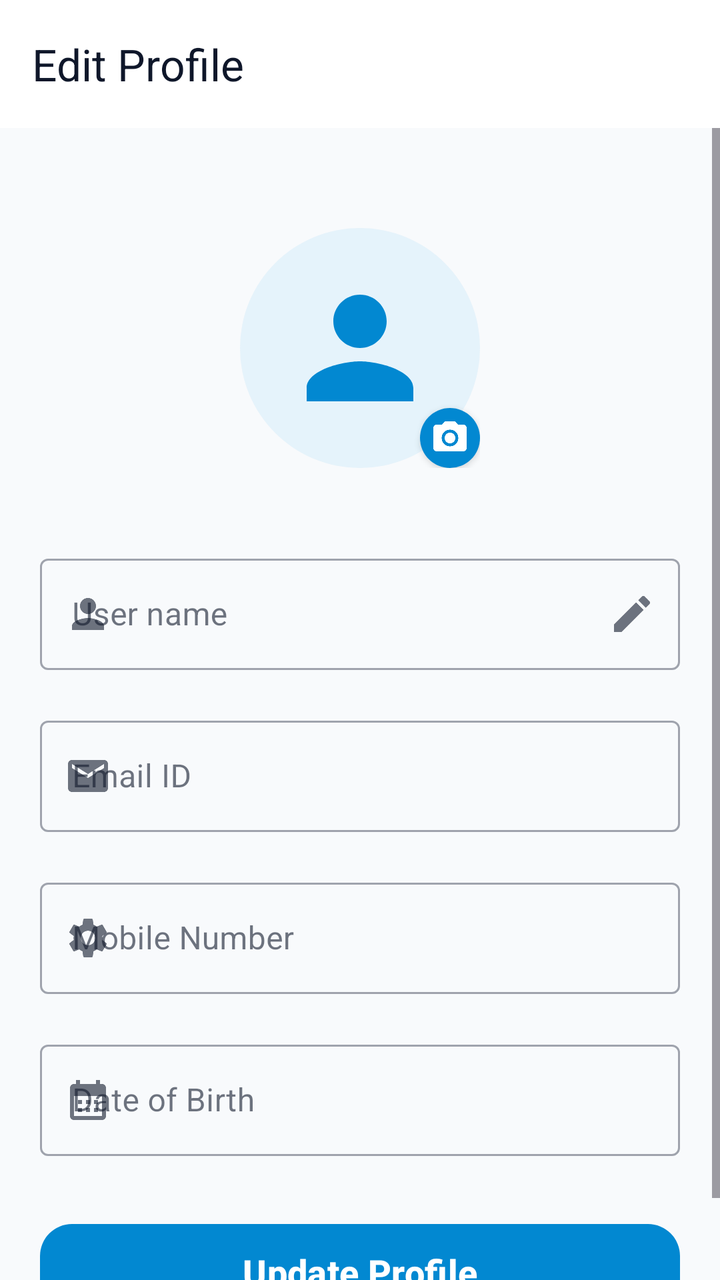
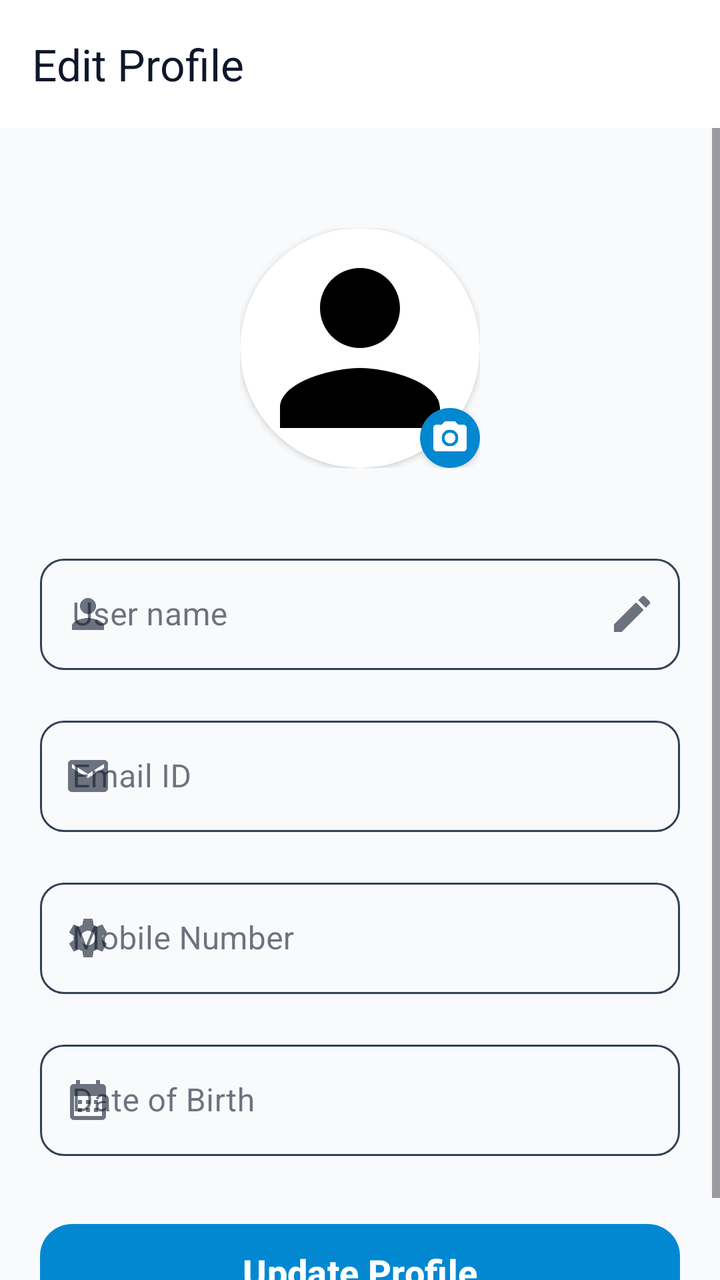

An Android layout rendered at two revisions. The XML below is the earlier revision; the diff shows what the commit changed to produce the second picture.
<!-- AndroidManifest.xml: application theme Theme.TestMaster -->
<!-- res/layout/activity_edit_profile.xml -->
<?xml version="1.0" encoding="utf-8"?>
<LinearLayout xmlns:android="http://schemas.android.com/apk/res/android"
    xmlns:tools="http://schemas.android.com/tools"
    android:layout_width="match_parent"
    android:layout_height="match_parent"
    xmlns:app="http://schemas.android.com/apk/res-auto"
    tools:context=".activities.EditProfileActivity"
    android:background="@drawable/statusbar_background"
    android:fitsSystemWindows="true"
    android:orientation="vertical">
    <androidx.appcompat.widget.Toolbar
        android:id="@+id/toolbar"
        android:layout_width="match_parent"
        android:layout_height="wrap_content"
        android:background="@color/primary"
        app:title="Edit Profile"
        app:titleTextColor="@color/onPrimary"
        app:layout_constraintTop_toTopOf="parent" />

    <ScrollView
        android:layout_width="match_parent"
        android:layout_height="match_parent"
        android:fillViewport="true">

        <LinearLayout
            android:layout_width="match_parent"
            android:layout_height="wrap_content"
            android:background="@color/background"
            android:orientation="vertical"
            android:paddingBottom="20dp">

            <LinearLayout
                android:layout_width="120dp"
                android:layout_height="120dp"
                android:layout_marginTop="50dp"
                android:layout_gravity="center">
                <RelativeLayout
                    android:layout_width="match_parent"
                    android:layout_height="wrap_content">
                    <androidx.cardview.widget.CardView
                        android:id="@+id/card_img"
                        android:layout_width="match_parent"
                        android:layout_height="match_parent"
                        app:cardCornerRadius="60dp"
                        app:cardElevation="0dp">
                        <ImageView
                            android:id="@+id/iv_personimage"
                            android:layout_width="match_parent"
                            android:layout_height="match_parent"
                            android:src="@drawable/baseline_person_24"
                            android:scaleType="centerCrop"
                            android:background="@color/blue_bg"
                            android:padding="20dp"
                            app:tint="@color/bluetint" />
                    </androidx.cardview.widget.CardView>

                    <androidx.cardview.widget.CardView
                        android:layout_width="wrap_content"
                        android:layout_height="wrap_content"
                        android:layout_alignBottom="@+id/card_img"
                        android:layout_alignEnd="@+id/card_img"
                        app:cardCornerRadius="15dp"
                        app:cardElevation="2dp">
                        <ImageView
                            android:id="@+id/iv_edit"
                            android:layout_width="30dp"
                            android:layout_height="30dp"
                            android:padding="5dp"
                            android:background="@color/bluetint"
                            android:src="@drawable/baseline_photo_camera_24"
                            app:tint="@color/white" />
                    </androidx.cardview.widget.CardView>
                </RelativeLayout>
            </LinearLayout>

            <com.google.android.material.textfield.TextInputLayout
                android:id="@+id/til_username"
                style="@style/Widget.MaterialComponents.TextInputLayout.OutlinedBox"
                android:layout_width="match_parent"
                android:layout_height="wrap_content"
                android:hint="User name"
                android:layout_marginHorizontal="20dp"
                android:layout_marginTop="40dp"
                app:startIconDrawable="@drawable/baseline_person_24"
                app:endIconMode="custom"
                app:endIconDrawable="@drawable/baseline_edit_24">

                <com.google.android.material.textfield.TextInputEditText
                    android:id="@+id/et_username"
                    android:layout_width="match_parent"
                    android:layout_height="wrap_content"
                    android:enabled="false"
                    android:textColor="@color/text_primary"
                    android:inputType="text" />
            </com.google.android.material.textfield.TextInputLayout>

            <com.google.android.material.textfield.TextInputLayout
                android:id="@+id/til_email"
                style="@style/Widget.MaterialComponents.TextInputLayout.OutlinedBox"
                android:layout_width="match_parent"
                android:layout_height="wrap_content"
                android:hint="Email ID"
                android:layout_marginHorizontal="20dp"
                android:layout_marginTop="20dp"
                app:startIconDrawable="@drawable/baseline_email_24">

                <com.google.android.material.textfield.TextInputEditText
                    android:id="@+id/et_email"
                    android:layout_width="match_parent"
                    android:layout_height="wrap_content"
                    android:focusable="false"
                    android:enabled="false"
                    android:textColor="@color/text_primary" />
            </com.google.android.material.textfield.TextInputLayout>

            <com.google.android.material.textfield.TextInputLayout
                android:id="@+id/til_phone"
                style="@style/Widget.MaterialComponents.TextInputLayout.OutlinedBox"
                android:layout_width="match_parent"
                android:layout_height="wrap_content"
                android:hint="Mobile Number"
                android:layout_marginHorizontal="20dp"
                android:layout_marginTop="20dp"
                app:startIconDrawable="@drawable/baseline_settings_24">

                <com.google.android.material.textfield.TextInputEditText
                    android:id="@+id/et_phone_no"
                    android:layout_width="match_parent"
                    android:layout_height="wrap_content"
                    android:textColor="@color/text_primary"
                    android:inputType="phone"
                    android:maxLength="10" />
            </com.google.android.material.textfield.TextInputLayout>

            <com.google.android.material.textfield.TextInputLayout
                android:id="@+id/til_dob"
                style="@style/Widget.MaterialComponents.TextInputLayout.OutlinedBox"
                android:layout_width="match_parent"
                android:layout_height="wrap_content"
                android:hint="Date of Birth"
                android:layout_marginHorizontal="20dp"
                android:layout_marginTop="20dp"
                app:startIconDrawable="@drawable/baseline_calendar_month_24">

                <com.google.android.material.textfield.TextInputEditText
                    android:id="@+id/et_dob"
                    android:layout_width="match_parent"
                    android:layout_height="wrap_content"
                    android:textColor="@color/text_primary"
                    android:focusable="false" />
            </com.google.android.material.textfield.TextInputLayout>

            <com.google.android.material.button.MaterialButton
                android:id="@+id/btn_submit"
                style="@style/Widget.Material3.Button"
                android:layout_width="match_parent"
                android:layout_height="56dp"
                android:layout_marginHorizontal="20dp"
                android:layout_marginTop="30dp"
                android:text="Update Profile"
                android:textColor="@color/white"
                android:textSize="18sp"
                android:textStyle="bold"
                app:backgroundTint="@color/bluetint"
                app:cornerRadius="16dp" />
        </LinearLayout>
    </ScrollView>
</LinearLayout>
<!-- resources referenced by this layout -->
<resources>
  <color name="background">#F8FAFC</color>
  <color name="blue_bg">#1A0288D1</color>
  <color name="bluetint">#0288D1</color>
  <color name="onPrimary">#0F172A</color>
  <color name="primary">#FFFFFF</color>
  <color name="text_primary">#0F172A</color>
  <color name="white">#FFFFFFFF</color>
  <!-- drawable baseline_calendar_month_24 (drawable) -->
  <vector android:height="24dp" android:tint="#000000"
      android:viewportHeight="24" android:viewportWidth="24"
      android:width="24dp" xmlns:android="http://schemas.android.com/apk/res/android">
      <path android:fillColor="@android:color/white" android:pathData="M19,4h-1V2h-2v2H8V2H6v2H5C3.89,4 3.01,4.9 3.01,6L3,20c0,1.1 0.89,2 2,2h14c1.1,0 2,-0.9 2,-2V6C21,4.9 20.1,4 19,4zM19,20H5V10h14V20zM9,14H7v-2h2V14zM13,14h-2v-2h2V14zM17,14h-2v-2h2V14zM9,18H7v-2h2V18zM13,18h-2v-2h2V18zM17,18h-2v-2h2V18z"/>
  </vector>
  <!-- drawable baseline_edit_24 (drawable) -->
  <vector xmlns:android="http://schemas.android.com/apk/res/android" android:height="24dp" android:tint="#000000" android:viewportHeight="24" android:viewportWidth="24" android:width="24dp">
        
      <path android:fillColor="@android:color/white" android:pathData="M3,17.25V21h3.75L17.81,9.94l-3.75,-3.75L3,17.25zM20.71,7.04c0.39,-0.39 0.39,-1.02 0,-1.41l-2.34,-2.34c-0.39,-0.39 -1.02,-0.39 -1.41,0l-1.83,1.83 3.75,3.75 1.83,-1.83z"/>
      
  </vector>
  <!-- drawable baseline_email_24 (drawable) -->
  <vector xmlns:android="http://schemas.android.com/apk/res/android" android:height="24dp" android:tint="#000000" android:viewportHeight="24" android:viewportWidth="24" android:width="24dp">
        
      <path android:fillColor="@android:color/white" android:pathData="M20,4L4,4c-1.1,0 -1.99,0.9 -1.99,2L2,18c0,1.1 0.9,2 2,2h16c1.1,0 2,-0.9 2,-2L22,6c0,-1.1 -0.9,-2 -2,-2zM20,8l-8,5 -8,-5L4,6l8,5 8,-5v2z"/>
      
  </vector>
  <!-- drawable baseline_person_24 (drawable) -->
  <vector android:height="24dp" android:tint="#000000"
      android:viewportHeight="24" android:viewportWidth="24"
      android:width="24dp" xmlns:android="http://schemas.android.com/apk/res/android">
      <path android:fillColor="@android:color/white" android:pathData="M12,12c2.21,0 4,-1.79 4,-4s-1.79,-4 -4,-4 -4,1.79 -4,4 1.79,4 4,4zM12,14c-2.67,0 -8,1.34 -8,4v2h16v-2c0,-2.66 -5.33,-4 -8,-4z"/>
  </vector>
  <!-- drawable statusbar_background (drawable) -->
  <?xml version="1.0" encoding="utf-8"?>
  <layer-list xmlns:android="http://schemas.android.com/apk/res/android">
  
      <item android:height="150dp">
          <shape>
              <solid android:color="@color/primary"/>
          </shape>
      </item>
  
      <item android:top="150dp">
          <shape>
              <solid android:color="@color/background"/>
          </shape>
      </item>
  
  </layer-list>
  <style name="Theme.TestMaster" parent="Base.Theme.TestMaster" />
  <color name="primaryContainer">#F1F5F9</color>
  <color name="onPrimaryContainer">#0F172A</color>
  <color name="secondary">#64748B</color>
  <color name="onSecondary">#FFFFFF</color>
  <color name="secondaryContainer">#E2E8F0</color>
  <color name="onSecondaryContainer">#0F172A</color>
  <color name="surface">#FFFFFF</color>
  <color name="onSurface">#0F172A</color>
  <color name="surfaceVariant">#E2E8F0</color>
  <color name="onSurfaceVariant">#475569</color>
  <color name="outline">#94A3B8</color>
  <color name="error">#DC2626</color>
  <color name="onError">#FFFFFF</color>
  <color name="errorContainer">#FEE2E2</color>
  <color name="onErrorContainer">#7F1D1D</color>
  <color name="accent">#334155</color>
  <!-- unchanged entries left out for length: 3 -->
</resources>

<!-- the commit's change to res/layout/activity_edit_profile.xml (unified diff, before → after) -->
@@ -41,17 +41,13 @@
                         android:id="@+id/card_img"
                         android:layout_width="match_parent"
                         android:layout_height="match_parent"
-                        app:cardCornerRadius="60dp"
-                        app:cardElevation="0dp">
+                        app:cardCornerRadius="60dp">
                         <ImageView
                             android:id="@+id/iv_personimage"
                             android:layout_width="match_parent"
                             android:layout_height="match_parent"
                             android:src="@drawable/baseline_person_24"
-                            android:scaleType="centerCrop"
-                            android:background="@color/blue_bg"
-                            android:padding="20dp"
-                            app:tint="@color/bluetint" />
+                            android:scaleType="centerCrop" />
                     </androidx.cardview.widget.CardView>
 
                     <androidx.cardview.widget.CardView
@@ -80,6 +76,13 @@
                 android:layout_height="wrap_content"
                 android:hint="User name"
                 android:layout_marginHorizontal="20dp"
+                android:theme="@style/ThemeOverlay.AppTheme.TextInputEditText.Outlined"
+                app:boxCornerRadiusBottomEnd="12dp"
+                app:boxCornerRadiusBottomStart="12dp"
+                app:boxCornerRadiusTopEnd="12dp"
+                app:boxCornerRadiusTopStart="12dp"
+                app:boxStrokeColor="@color/text_input_stroke"
+                app:hintTextColor="@color/onSurfaceVariant"
                 android:layout_marginTop="40dp"
                 app:startIconDrawable="@drawable/baseline_person_24"
                 app:endIconMode="custom"
@@ -100,6 +103,13 @@
                 android:layout_width="match_parent"
                 android:layout_height="wrap_content"
                 android:hint="Email ID"
+                android:theme="@style/ThemeOverlay.AppTheme.TextInputEditText.Outlined"
+                app:boxCornerRadiusBottomEnd="12dp"
+                app:boxCornerRadiusBottomStart="12dp"
+                app:boxCornerRadiusTopEnd="12dp"
+                app:boxCornerRadiusTopStart="12dp"
+                app:boxStrokeColor="@color/text_input_stroke"
+                app:hintTextColor="@color/onSurfaceVariant"
                 android:layout_marginHorizontal="20dp"
                 android:layout_marginTop="20dp"
                 app:startIconDrawable="@drawable/baseline_email_24">
@@ -120,6 +130,13 @@
                 android:layout_height="wrap_content"
                 android:hint="Mobile Number"
                 android:layout_marginHorizontal="20dp"
+                android:theme="@style/ThemeOverlay.AppTheme.TextInputEditText.Outlined"
+                app:boxCornerRadiusBottomEnd="12dp"
+                app:boxCornerRadiusBottomStart="12dp"
+                app:boxCornerRadiusTopEnd="12dp"
+                app:boxCornerRadiusTopStart="12dp"
+                app:boxStrokeColor="@color/text_input_stroke"
+                app:hintTextColor="@color/onSurfaceVariant"
                 android:layout_marginTop="20dp"
                 app:startIconDrawable="@drawable/baseline_settings_24">
 
@@ -139,6 +156,13 @@
                 android:layout_height="wrap_content"
                 android:hint="Date of Birth"
                 android:layout_marginHorizontal="20dp"
+                android:theme="@style/ThemeOverlay.AppTheme.TextInputEditText.Outlined"
+                app:boxCornerRadiusBottomEnd="12dp"
+                app:boxCornerRadiusBottomStart="12dp"
+                app:boxCornerRadiusTopEnd="12dp"
+                app:boxCornerRadiusTopStart="12dp"
+                app:boxStrokeColor="@color/text_input_stroke"
+                app:hintTextColor="@color/onSurfaceVariant"
                 android:layout_marginTop="20dp"
                 app:startIconDrawable="@drawable/baseline_calendar_month_24">
 
<!-- resource entries referenced after the edit -->
@@ -1,7 +1,6 @@
 <!-- resources referenced by this layout -->
 <resources>
   <color name="background">#F8FAFC</color>
-  <color name="blue_bg">#1A0288D1</color>
   <color name="bluetint">#0288D1</color>
   <color name="onPrimary">#0F172A</color>
   <color name="primary">#FFFFFF</color>
@@ -48,6 +47,9 @@
       </item>
   
   </layer-list>
+  <style name="ThemeOverlay.AppTheme.TextInputEditText.Outlined" parent="">
+          <item name="colorControlActivated">@color/accent</item>
+      </style>
   <style name="Theme.TestMaster" parent="Base.Theme.TestMaster" />
   <color name="primaryContainer">#F1F5F9</color>
   <color name="onPrimaryContainer">#0F172A</color>
